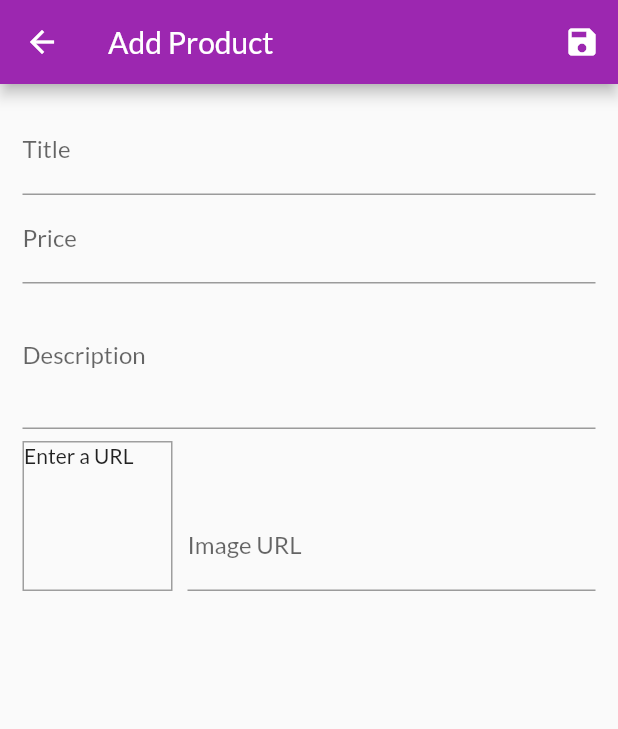
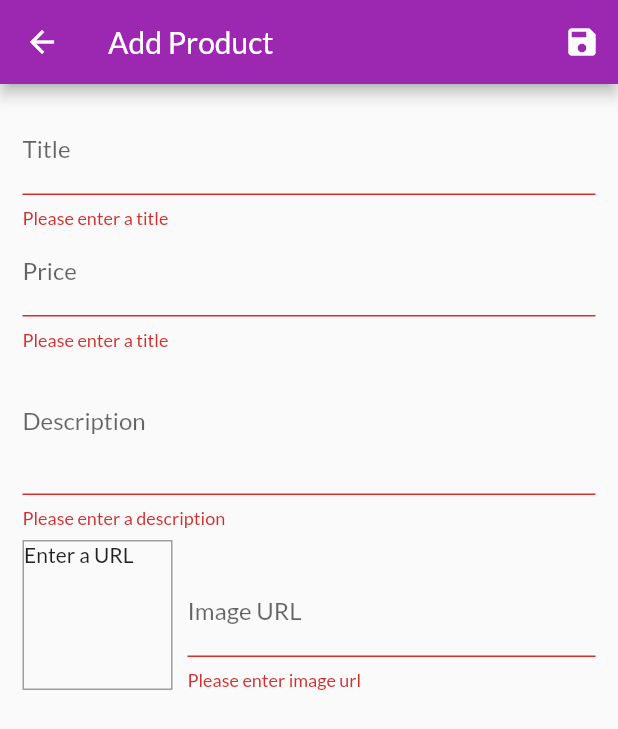
Before and after one commit to gaiyadev/e-shop, a Flutter app: the EditProductScreen screen opened by its route, after a tap on the "save" icon, on a phone screen of 412 x 824 dp. Shown: the top 729 px of the screen. Run offline on Flutter 3.47's test engine with Material 2 defaults, Android fonts, the phone set to English and light mode, and no system bars; network calls fail.

Commit message:
Add: added input validations

```diff
--- a/lib/screens/edit_product_screen.dart
+++ b/lib/screens/edit_product_screen.dart
@@ -12,7 +12,7 @@ class _EditProductScreenState extends State<EditProductScreen> {
   final _priceFocusNode = FocusNode();
   final _descriptionFocusNode = FocusNode();
   final _imageUrlFocusNode = FocusNode();
-  final _imagaUrlController = TextEditingController();
+  final _imageUrlController = TextEditingController();
   final _form = GlobalKey<FormState>();
 
   var _editedProduct = Product(
@@ -31,6 +31,13 @@ class _EditProductScreenState extends State<EditProductScreen> {
 
   void _updateImageUrl() {
     if (!_imageUrlFocusNode.hasFocus) {
+      if ((!_imageUrlController.text.startsWith('http') &&
+              !_imageUrlController.text.startsWith('https')) ||
+          (!_imageUrlController.text.endsWith('.png') &&
+              !_imageUrlController.text.endsWith('.jpg') &&
+              !_imageUrlController.text.endsWith('.jpeg'))) {
+        return;
+      }
       setState(() {});
     }
   }
@@ -46,6 +53,10 @@ class _EditProductScreenState extends State<EditProductScreen> {
   }
 
   void _saveForm() {
+    final isValid = _form.currentState.validate();
+    if (!isValid) {
+      return;
+    }
     _form.currentState.save();
     print(_editedProduct.title);
     print(_editedProduct.description);
@@ -89,6 +100,12 @@ class _EditProductScreenState extends State<EditProductScreen> {
                     description: _editedProduct.description,
                   );
                 },
+                validator: (value) {
+                  if (value.isEmpty) {
+                    return 'Please enter a title';
+                  }
+                  return null;
+                },
               ),
               TextFormField(
                 decoration: InputDecoration(
@@ -109,6 +126,20 @@ class _EditProductScreenState extends State<EditProductScreen> {
                     description: _editedProduct.description,
                   );
                 },
+                validator: (value) {
+                  if (value.isEmpty) {
+                    return 'Please enter a title';
+                  }
+
+                  if (double.tryParse(value) == null) {
+                    return 'Enter a valid number';
+                  }
+
+                  if (double.tryParse(value) <= 0) {
+                    return 'Enter a must be more than 0';
+                  }
+                  return null;
+                },
               ),
               TextFormField(
                 decoration: InputDecoration(
@@ -126,6 +157,15 @@ class _EditProductScreenState extends State<EditProductScreen> {
                     description: value,
                   );
                 },
+                validator: (value) {
+                  if (value.isEmpty) {
+                    return 'Please enter a description';
+                  }
+                  if (value.length < 10) {
+                    return 'Should be atleat 10 char';
+                  }
+                  return null;
+                },
               ),
               Row(
                 crossAxisAlignment: CrossAxisAlignment.end,
@@ -140,18 +180,34 @@ class _EditProductScreenState extends State<EditProductScreen> {
                         color: Colors.grey,
                       ),
                     ),
-                    child: _imagaUrlController.text.isEmpty
+                    child: _imageUrlController.text.isEmpty
                         ? Text('Enter a URL')
                         : FittedBox(
                             child: Image.network(
-                              _imagaUrlController.text,
+                              _imageUrlController.text,
                               fit: BoxFit.cover,
                             ),
                           ),
                   ),
                   Expanded(
                     child: TextFormField(
-                      controller: _imagaUrlController,
+                      validator: (value) {
+                        if (value.isEmpty) {
+                          return 'Please enter image url';
+                        }
+
+                        if (!value.startsWith('http') &&
+                            !value.startsWith('https')) {
+                          return 'Please insert a valid url';
+                        }
+                        if (!value.endsWith('.jpg') &&
+                            !value.endsWith('.png') &&
+                            !value.endsWith('.jpeg')) {
+                          return 'Only png or jpg are allowed';
+                        }
+                        return null;
+                      },
+                      controller: _imageUrlController,
                       focusNode: _imageUrlFocusNode,
                       onFieldSubmitted: (_) {
                         _saveForm();
```
